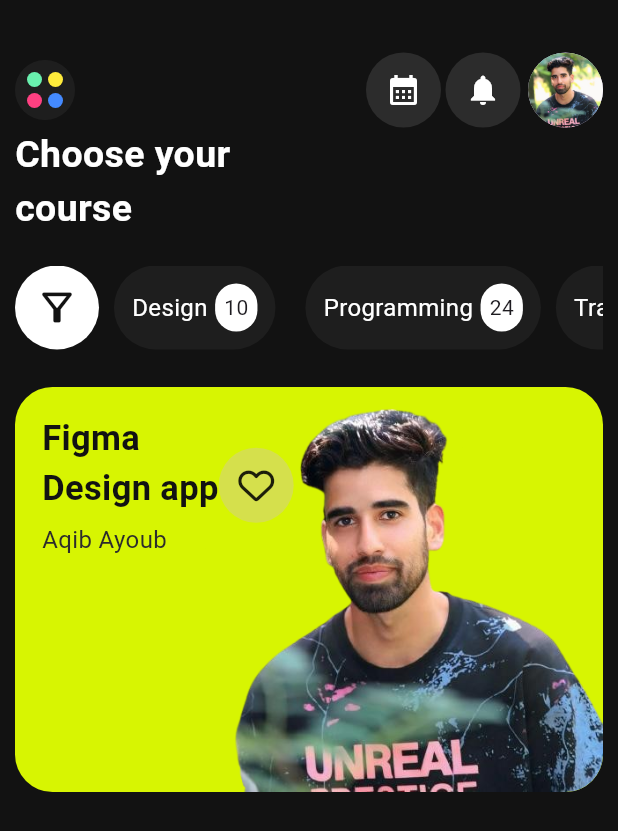
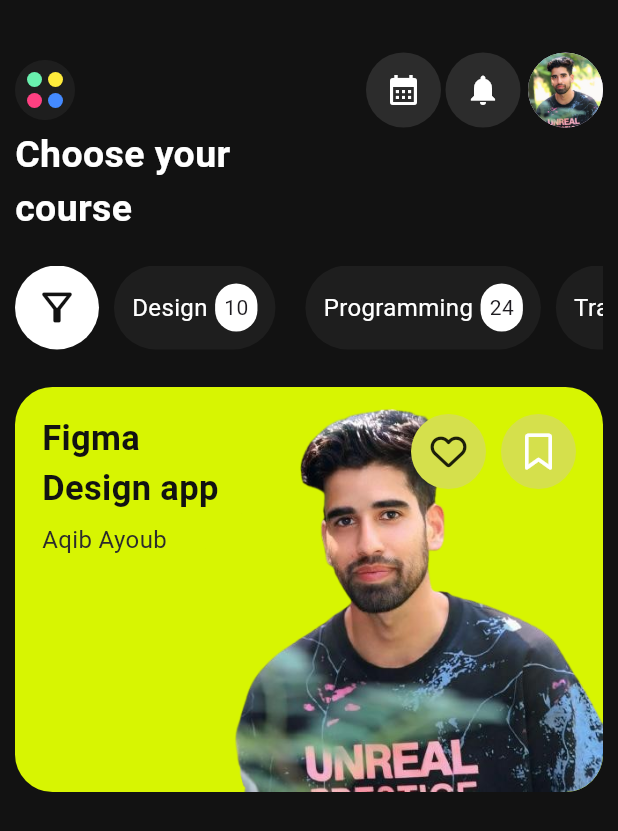
Before and after one commit to Aqib-Ayoub/onlinelearning, a Flutter app: the screen it shows after launch, on a phone screen of 412 x 824 dp. Shown: the top 831 px of the screen. Run offline on Flutter 3.47's test engine with Material 3 defaults, Android fonts, the phone set to English and light mode, and no system bars; our stand-ins replace font_awesome_flutter.

Commit message:
added widgets to home screen

```diff
--- a/lib/screens/homescreen.dart
+++ b/lib/screens/homescreen.dart
@@ -167,6 +167,8 @@ class HomeScreen extends StatelessWidget {
               child: Column(
                 children: [
                   Row(
+                    mainAxisAlignment: MainAxisAlignment.spaceBetween,
+                    crossAxisAlignment: CrossAxisAlignment.start,
                     children: [
                       Column(
                         crossAxisAlignment: CrossAxisAlignment.start,
@@ -189,9 +191,21 @@ class HomeScreen extends StatelessWidget {
                           ),
                         ],
                       ),
-                      ContainerIcon(
-                        icon: Icon(FontAwesomeIcons.heart),
-                        backgroundColor: AppColors.lightGrey,
+                      Row(
+                        children: [
+                          ContainerIcon(
+                            icon: Icon(FontAwesomeIcons.heart),
+                            backgroundColor: AppColors.lightGrey,
+                          ),
+                          SizedBox(width: 10.0),
+                          ContainerIcon(
+                            icon: Icon(
+                              FontAwesomeIcons.bookmark,
+                              color: AppColors.textPrimary,
+                            ),
+                            backgroundColor: AppColors.lightGrey,
+                          ),
+                        ],
                       ),
                     ],
                   ),
```
